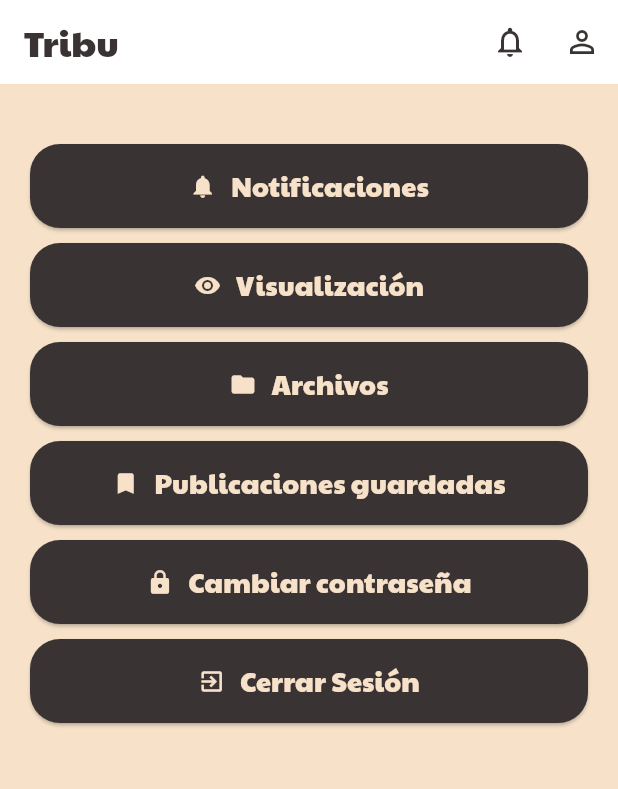
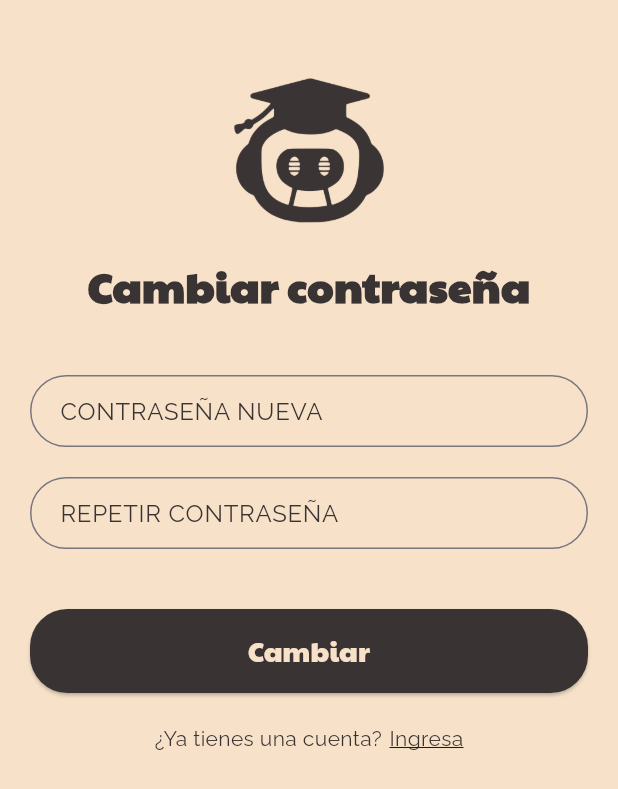
Before and after one commit to Sovero1/TribuApp, a Flutter app: the ConfigPage screen opened by its route, after a tap on "Cambiar contraseña", on a phone screen of 412 x 824 dp. Shown: the top 789 px of the screen. Run offline on Flutter 3.47's test engine with Material 3 defaults, Android fonts, the light colour scheme and no system bars; our stand-ins replace get; missing offline and left inert: dart:ffi; accounts and stored records are empty; project files that could hold a hidden picture were left out.

Commit message:
change password page y correccion del menu de configuraciones 2 botones que funcionan

```diff
--- a/lib/main.dart
+++ b/lib/main.dart
@@ -9,6 +9,7 @@ import 'package:tribu_app/pages/cursos/cursos_page.dart';
 import 'package:tribu_app/pages/editar/editar_page.dart';
 import 'package:tribu_app/pages/postear/postear_page.dart';
 import 'package:tribu_app/pages/config/config_page.dart'; // Importa la página de configuración
+import 'package:tribu_app/pages/change_password/change_password_page.dart';
 
 void main() {
   runApp(const MyApp());
@@ -36,7 +37,9 @@ class MyApp extends StatelessWidget {
         '/cursos': (context) => CursosPage(),
         '/editar': (context) => EditarPage(),
         '/postear': (context) => PostearPage(),
-        '/config': (context) => ConfigPage(), // Ruta para la página de configuración
+        '/config': (context) => ConfigPage(),
+        '/change': (context) =>
+            ChangePasswordPage(), // Ruta para la página de configuración
       },
     );
   }
--- /dev/null
+++ b/lib/pages/change_password/change_password_page.dart
@@ -0,0 +1,123 @@
+import 'package:flutter/material.dart';
+import 'package:get/get.dart';
+import 'package:tribu_app/configs/colors.dart';
+import 'change_controller.dart';
+import '../../components/custom_button.dart'; // Importa el botón personalizado
+
+class ChangePasswordPage extends StatelessWidget {
+  ChangeController control = Get.put(ChangeController());
+
+  Widget _buildBody(BuildContext context) {
+    return SafeArea(
+      child: SingleChildScrollView(
+        child: Padding(
+          padding: const EdgeInsets.symmetric(horizontal: 20),
+          child: Column(
+            mainAxisAlignment: MainAxisAlignment.center,
+            children: [
+              SizedBox(height: 50),
+              // Logo
+              Image.asset(
+                'assets/img/adaptive_icon_foreground.png',
+                height: 100.0,
+              ),
+              SizedBox(height: 20),
+              // Título
+              Text(
+                'Cambiar contraseña',
+                style: TextStyle(
+                  fontFamily:
+                      'Titulo', // Asegúrate de tener esta fuente cargada
+                  fontSize: 28,
+                  fontWeight: FontWeight.bold,
+                  color: AppColors.primaryColor,
+                ),
+              ),
+              SizedBox(height: 40),
+              // Campo de Contraseña nueva
+              TextField(
+                controller: control.txtNewPassword,
+                obscureText: true,
+                decoration: InputDecoration(
+                  labelText: 'CONTRASEÑA NUEVA',
+                  labelStyle: TextStyle(
+                    fontFamily: 'Texto',
+                    color: AppColors.primaryColor,
+                  ),
+                  border: OutlineInputBorder(
+                    borderRadius: BorderRadius.circular(25),
+                  ),
+                  contentPadding: EdgeInsets.symmetric(horizontal: 16.0),
+                ),
+              ),
+              SizedBox(height: 20),
+              // Campo de Repetir Contraseña
+              TextField(
+                controller: control.txtRepeatPassword,
+                obscureText: true,
+                decoration: InputDecoration(
+                  labelText: 'REPETIR CONTRASEÑA',
+                  labelStyle: TextStyle(
+                    fontFamily: 'Texto',
+                    color: AppColors.primaryColor,
+                  ),
+                  border: OutlineInputBorder(
+                    borderRadius: BorderRadius.circular(25),
+                  ),
+                  contentPadding: EdgeInsets.symmetric(horizontal: 16.0),
+                ),
+              ),
+              SizedBox(height: 40),
+              // Botón de Cambiar
+              CustomButton(
+                title: 'Cambiar',
+                onPressed: () {
+                  print('Cambiar contraseña presionado');
+                  control.changePassword(
+                      context); // Método para cambiar la contraseña
+                },
+              ),
+              SizedBox(height: 20),
+              // Texto de "¿Ya tienes una cuenta?" con enlace
+              Row(
+                mainAxisAlignment: MainAxisAlignment.center,
+                children: [
+                  Text(
+                    '¿Ya tienes una cuenta?',
+                    style: TextStyle(
+                      fontFamily: 'Texto',
+                      color: AppColors.primaryColor,
+                    ),
+                  ),
+                  SizedBox(width: 5),
+                  GestureDetector(
+                    onTap: () {
+                      Navigator.of(context).pushNamed('/sign-in');
+                    },
+                    child: Text(
+                      'Ingresa',
+                      style: TextStyle(
+                        fontFamily: 'Texto',
+                        color: AppColors.primaryColor,
+                        decoration: TextDecoration.underline,
+                      ),
+                    ),
+                  ),
+                ],
+              ),
+            ],
+          ),
+        ),
+      ),
+    );
+  }
+
+  @override
+  Widget build(BuildContext context) {
+    return Scaffold(
+      resizeToAvoidBottomInset: false,
+      body: _buildBody(context),
+      backgroundColor: AppColors.secondaryColor, // Color de fondo beige
+    );
+  }
+}
--- a/lib/pages/config/config_page.dart
+++ b/lib/pages/config/config_page.dart
@@ -42,14 +42,30 @@ class ConfigPage extends StatelessWidget {
           child: Column(
             children: [
               SizedBox(height: 20),
+              _buildConfigButton('Notificaciones', Icons.notifications, context,
+                  () {
+                // Acción para Notificaciones
+              }),
+              _buildConfigButton('Visualización', Icons.visibility, context,
+                  () {
+                // Acción para Visualización
+              }),
+              _buildConfigButton('Archivos', Icons.folder, context, () {
+                // Acción para Archivos
+              }),
               _buildConfigButton(
-                  'Notificaciones', Icons.notifications, context),
-              _buildConfigButton('Visualización', Icons.visibility, context),
-              _buildConfigButton('Archivos', Icons.folder, context),
-              _buildConfigButton(
-                  'Publicaciones guardadas', Icons.bookmark, context),
-              _buildConfigButton('Cambiar contraseña', Icons.lock, context),
-              _buildConfigButton('Cerrar Sesión', Icons.exit_to_app, context),
+                  'Publicaciones guardadas', Icons.bookmark, context, () {
+                // Acción para Publicaciones guardadas
+              }),
+              _buildConfigButton('Cambiar contraseña', Icons.lock, context, () {
+                Navigator.of(context)
+                    .pushNamed('/change'); // Redirige a /change
+              }),
+              _buildConfigButton('Cerrar Sesión', Icons.exit_to_app, context,
+                  () {
+                Navigator.of(context)
+                    .pushNamed('/inicio'); // Redirige a /inicio
+              }),
             ],
           ),
         ),
@@ -58,13 +74,12 @@ class ConfigPage extends StatelessWidget {
     );
   }
 
-  Widget _buildConfigButton(String text, IconData icon, BuildContext context) {
+  Widget _buildConfigButton(String text, IconData icon, BuildContext context,
+      VoidCallback onPressed) {
     return Padding(
       padding: const EdgeInsets.only(bottom: 10.0),
       child: ElevatedButton(
-        onPressed: () {
-          // Aquí puedes definir la acción para cada botón
-        },
+        onPressed: onPressed, // Acción personalizada para cada botón
         style: ElevatedButton.styleFrom(
           backgroundColor: AppColors.primaryColor, // Color de fondo del botón
           padding: EdgeInsets.symmetric(vertical: 15),
```
Also changed, not shown: lib/pages/change_password/change_controller.dart (added, +60 -0 lines).
